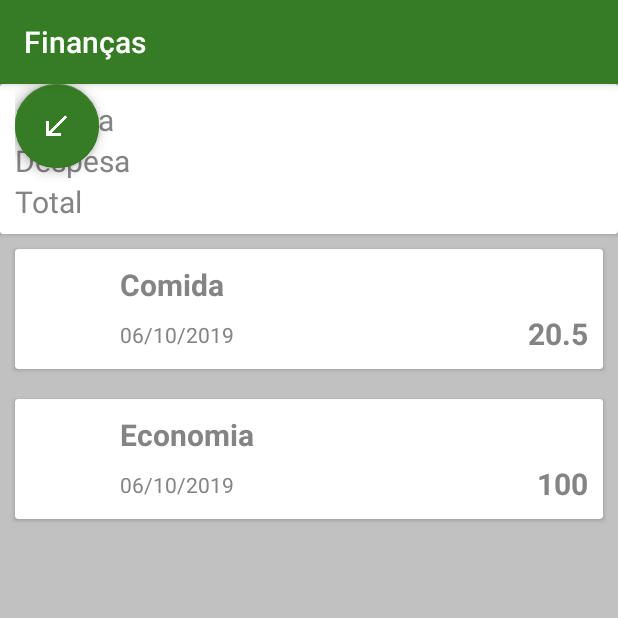
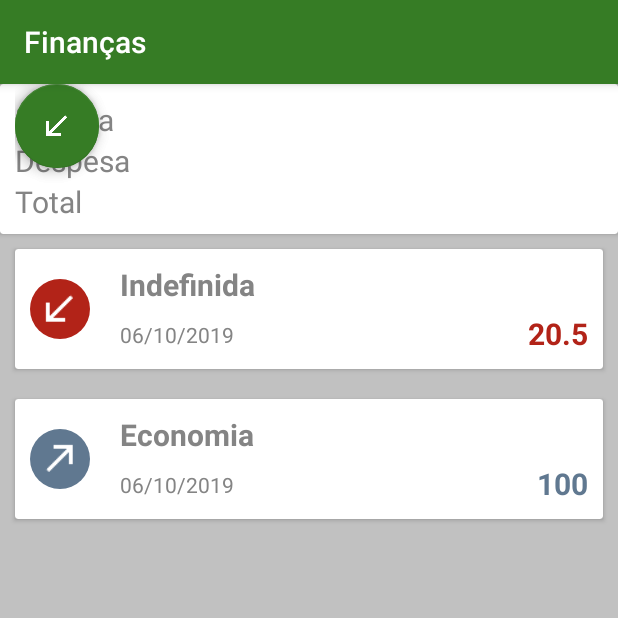
Before and after one commit to BrunoSouzaPicinini/CursoAluraKotlinAndroid, an Android app: the screen it shows after launch (ListaTransacoesActivity), on a phone screen of 412 x 824 dp, the top half of it. Run offline under Robolectric (Android 15) with nearby library versions, the phone set to English and light mode, and no system bars; plain views replace FloatingActionButton, FloatingActionMenu.

Commit message:
named parameter e cor

```diff
--- /dev/null
+++ b/app/src/main/java/br/com/bspicinini/financask/model/Tipo.kt
@@ -0,0 +1,5 @@
+package br.com.bspicinini.financask.model
+
+enum class Tipo {
+    RECEITA, DESPESA
+}
--- a/app/src/main/java/br/com/bspicinini/financask/model/Transacao.kt
+++ b/app/src/main/java/br/com/bspicinini/financask/model/Transacao.kt
@@ -1,10 +1,11 @@
 package br.com.bspicinini.financask.model
 
 import java.math.BigDecimal
-import java.util.Calendar
+import java.util.*
 
 class Transacao(
     val valor: BigDecimal,
-    val categoria: String,
-    val data: Calendar
+    val categoria: String = "Indefinida",
+    val tipo: Tipo,
+    val data: Calendar = Calendar.getInstance()
 )
--- a/app/src/main/java/br/com/bspicinini/financask/ui/activity/ListaTransacoesActivity.kt
+++ b/app/src/main/java/br/com/bspicinini/financask/ui/activity/ListaTransacoesActivity.kt
@@ -3,6 +3,7 @@ package br.com.bspicinini.financask.ui.activity
 import android.os.Bundle
 import android.support.v7.app.AppCompatActivity
 import br.com.bspicinini.financask.R
+import br.com.bspicinini.financask.model.Tipo
 import br.com.bspicinini.financask.model.Transacao
 import br.com.bspicinini.financask.ui.adapter.ListaTransacoesAdapter
 import kotlinx.android.synthetic.main.activity_lista_transacoes.*
@@ -18,19 +19,17 @@ class ListaTransacoesActivity : AppCompatActivity() {
         val transacoes = listOf(
             Transacao(
                 BigDecimal(20.50),
-                "Comida",
-                Calendar.getInstance()
+                tipo = Tipo.DESPESA,
+                data = Calendar.getInstance()
             ),
             Transacao(
                 BigDecimal(100),
                 "Economia",
-                Calendar.getInstance()
+                Tipo.RECEITA
             )
         )
 
-        lista_transacoes_listview.setAdapter(
-            ListaTransacoesAdapter(transacoes, this)
-        )
+        lista_transacoes_listview.adapter = ListaTransacoesAdapter(transacoes, this)
     }
 
 }
--- a/app/src/main/java/br/com/bspicinini/financask/ui/adapter/ListaTransacoesAdapter.kt
+++ b/app/src/main/java/br/com/bspicinini/financask/ui/adapter/ListaTransacoesAdapter.kt
@@ -1,12 +1,14 @@
 package br.com.bspicinini.financask.ui.adapter
 
 import android.content.Context
+import android.support.v4.content.ContextCompat
 import android.view.LayoutInflater
 import android.view.View
 import android.view.ViewGroup
 import android.widget.BaseAdapter
 import br.com.bspicinini.financask.R
 import br.com.bspicinini.financask.extension.formataParaBrasileiro
+import br.com.bspicinini.financask.model.Tipo
 import br.com.bspicinini.financask.model.Transacao
 import kotlinx.android.synthetic.main.transacao_item.view.*
 
@@ -22,6 +24,15 @@ class ListaTransacoesAdapter(
         val viewCriada = LayoutInflater.from(context).inflate(R.layout.transacao_item, parent, false)
 
         val transacao = transacoes[posicao]
+
+        if (transacao.tipo == Tipo.RECEITA) {
+            viewCriada.transacao_valor.setTextColor(ContextCompat.getColor(context, R.color.receita))
+            viewCriada.transacao_icone.setBackgroundResource(R.drawable.icone_transacao_item_receita)
+        } else {
+            viewCriada.transacao_valor.setTextColor(ContextCompat.getColor(context, R.color.despesa))
+            viewCriada.transacao_icone.setBackgroundResource(R.drawable.icone_transacao_item_despesa)
+        }
+
         viewCriada.transacao_valor.text = transacao.valor.toString()
         viewCriada.transacao_categoria.text = transacao.categoria
 
```
